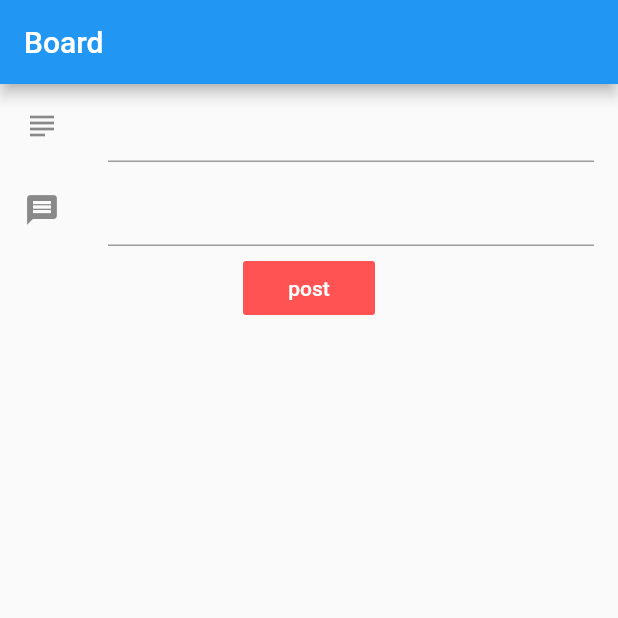
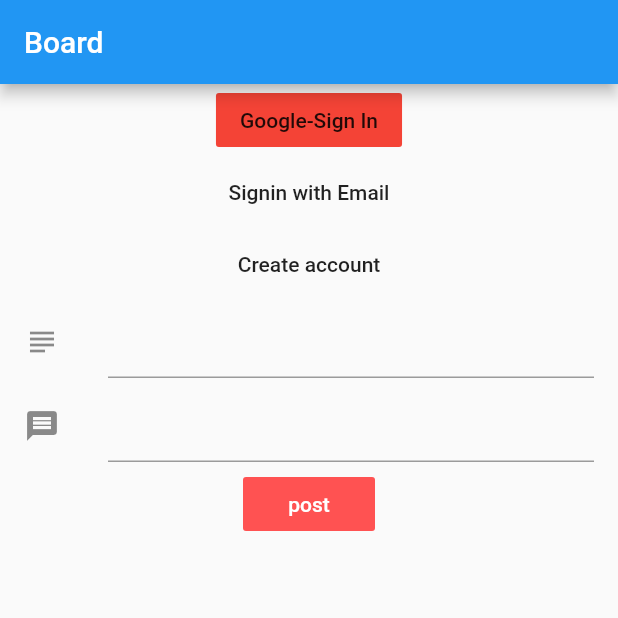
Before and after one commit to ajay1706/firebase-flutter-tester, a Flutter app: the screen it shows after launch, on a phone screen of 412 x 824 dp, the top half of it. Run offline on Flutter 3.47's test engine with Material 2 defaults, Android fonts, the phone set to English and light mode, and no system bars; drawn by our look-alikes of firebase_database; our stand-ins replace google_sign_in.

Commit message:
Google sign in

```diff
--- a/firebase_android/lib/main.dart
+++ b/firebase_android/lib/main.dart
@@ -1,6 +1,8 @@
 import 'package:firebase_android/model/model.dart';
 import 'package:firebase_database/ui/firebase_animated_list.dart';
 import 'package:flutter/material.dart';
+import 'package:google_sign_in/google_sign_in.dart';
+
 import 'package:firebase_database/firebase_database.dart';
 final FirebaseDatabase database = FirebaseDatabase.instance;
 
@@ -58,6 +60,24 @@ databaseReference.onChildAdded.listen(_onEntryChanged);
       ),
       body:Column(
         children: <Widget>[
+
+
+          FlatButton(
+          child: Text("Google-Sign In"),
+      color: Colors.red,
+      onPressed: () => _googleSignin(),
+      ),
+          FlatButton(
+          child: Text("Signin with Email"),
+            onPressed: (){},
+
+          ),
+
+          FlatButton(
+    child: Text("Create account"),
+    onPressed: () {},
+    ),
+
 
           Flexible(
             flex: 0,
@@ -185,4 +205,6 @@ databaseReference.push().set(board.toJson());
    });
 
   }
+
+  _googleSignin() {}
 }
```
